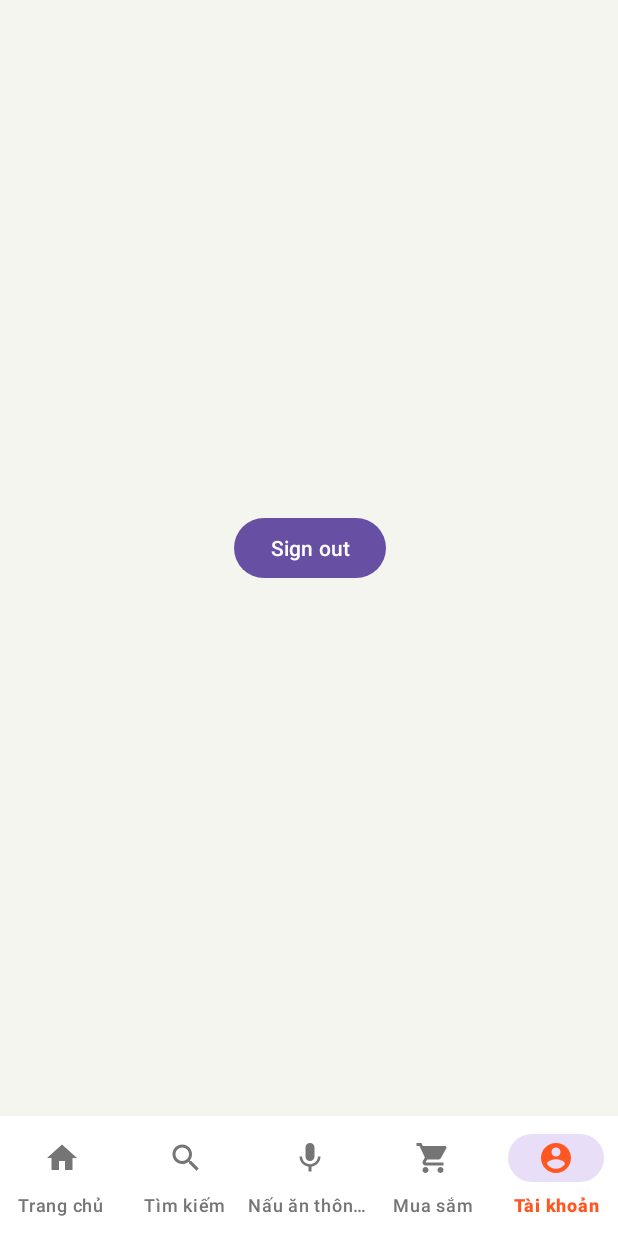
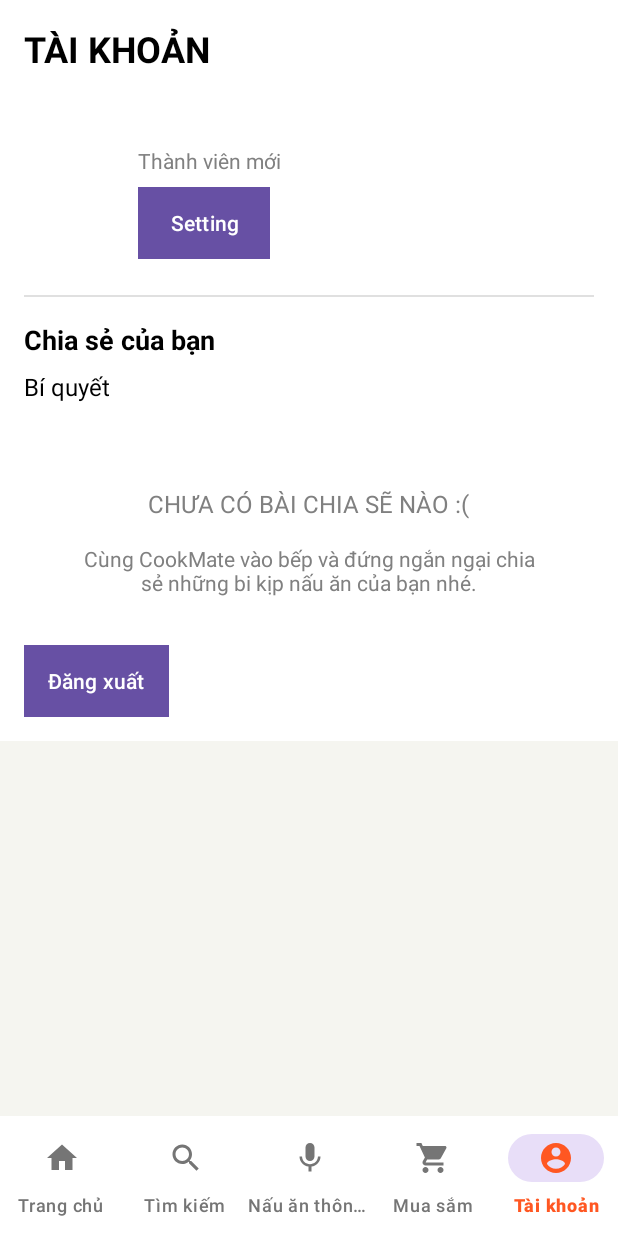
Before and after one commit to TuNoCode123/project_android, an Android app: the screen it shows after launch once a user with an empty profile is signed in (MainActivity), item 5 of the bottom bar chosen, on a phone screen of 412 x 824 dp. Run offline under Robolectric (Android 15) with nearby library versions, the phone set to English and light mode, and no system bars; our stand-ins replace Firebase (no records; nobody signed in at launch, a user with empty details on screens opened directly).

Commit message:
update user data& accountfragment

```diff
--- a/build.gradle.kts
+++ b/build.gradle.kts
@@ -50,5 +50,5 @@ dependencies {
     implementation("androidx.navigation:navigation-fragment-ktx:2.7.5")
     implementation("androidx.navigation:navigation-ui-ktx:2.7.5")
     implementation("com.google.firebase:firebase-auth:22.3.0")
-
+    implementation ("com.google.firebase:firebase-firestore:24.9.0")
 }
--- a/src/main/java/com/example/formular_cookie/Account.java
+++ b/src/main/java/com/example/formular_cookie/Account.java
@@ -1,21 +1,33 @@
 package com.example.formular_cookie;
 
+import static android.content.ContentValues.TAG;
+
 import android.os.Bundle;
+import android.util.Log;
 import android.view.LayoutInflater;
 import android.view.View;
 import android.view.ViewGroup;
 import android.widget.Button;
+import android.widget.TextView;
 
 import androidx.annotation.NonNull;
 import androidx.annotation.Nullable;
 import androidx.fragment.app.Fragment;
 
+import com.google.android.gms.tasks.OnCompleteListener;
+import com.google.android.gms.tasks.Task;
 import com.google.firebase.auth.FirebaseAuth;
+import com.google.firebase.auth.FirebaseUser;
+import com.google.firebase.firestore.DocumentReference;
+import com.google.firebase.firestore.DocumentSnapshot;
+import com.google.firebase.firestore.FirebaseFirestore;
 
 import java.util.concurrent.atomic.AtomicReference;
 
 public class Account extends Fragment {
     private Button signout;
+    private TextView username;
+    private FirebaseAuth mAuth = FirebaseAuth.getInstance();
     @Nullable
     @Override
     public View onCreateView(@NonNull LayoutInflater inflater,
@@ -26,12 +38,33 @@ public class Account extends Fragment {
     @Override
     public void onViewCreated(@NonNull View view, @Nullable Bundle savedInstanceState) {
         super.onCreate(savedInstanceState);
+        FirebaseFirestore db = FirebaseFirestore.getInstance();
         signout = view.findViewById(R.id.signout);
+        FirebaseUser firebaseUser = mAuth.getCurrentUser();
+        String userId = firebaseUser.getUid();
         AtomicReference<Fragment> selectedFragment = new AtomicReference<>();
+        username = view.findViewById(R.id.Username);
         signout.setOnClickListener(v -> {
             FirebaseAuth.getInstance().signOut();
             requireActivity().finish();
             selectedFragment.set(new login());
         });
+        DocumentReference docRef = db.collection("users").document(userId);
+        docRef.get().addOnCompleteListener(new OnCompleteListener<DocumentSnapshot>() {
+            @Override
+            public void onComplete(@NonNull Task<DocumentSnapshot> task) {
+                if (task.isSuccessful()) {
+                    DocumentSnapshot document = task.getResult();
+                    if (document.exists()) {
+                        Log.d(TAG, "DocumentSnapshot data: " + document.getData());
+                        username.setText(document.getString("name"));
+                    } else {
+                        Log.d(TAG, "No such document");
+                    }
+                } else {
+                    Log.d(TAG, "get failed with ", task.getException());
+                }
+            }
+        });
     }
 }
--- a/src/main/java/com/example/formular_cookie/HomeFragment.java
+++ b/src/main/java/com/example/formular_cookie/HomeFragment.java
@@ -1,5 +1,7 @@
 package com.example.formular_cookie;// HomeFragment.java
 
+
+import static android.content.ContentValues.TAG;
 
 import android.net.Uri;
 import android.os.Bundle;
@@ -23,10 +25,15 @@ import androidx.recyclerview.widget.RecyclerView;
 import com.bumptech.glide.Glide;
 import com.bumptech.glide.request.RequestOptions;
 import com.example.formular_cookie.R;
+import com.google.android.gms.tasks.OnCompleteListener;
+import com.google.android.gms.tasks.Task;
 import com.google.android.material.chip.Chip;
 import com.google.firebase.auth.FirebaseAuth;
 import com.google.firebase.auth.FirebaseUser;
 import com.google.firebase.auth.UserInfo;
+import com.google.firebase.firestore.DocumentReference;
+import com.google.firebase.firestore.DocumentSnapshot;
+import com.google.firebase.firestore.FirebaseFirestore;
 
 import java.util.ArrayList;
 import java.util.List;
@@ -47,14 +54,16 @@ public class HomeFragment extends Fragment {
     VideoView videoView;
     ImageView playButton,videoThumbnail;
     TextView textView;
-
+    private FirebaseAuth mAuth = FirebaseAuth.getInstance();
 
 
     @Nullable
     @Override
     public View onCreateView(@NonNull LayoutInflater inflater, @Nullable ViewGroup container, @Nullable Bundle savedInstanceState) {
         View view = inflater.inflate(R.layout.fragment_home, container, false);
-
+        FirebaseFirestore db = FirebaseFirestore.getInstance();
+        FirebaseUser firebaseUser = mAuth.getCurrentUser();
+        String userId = firebaseUser.getUid();
         btnTheme = view.findViewById(R.id.btnTheme);
         btnNotification = view.findViewById(R.id.btnNotification);
 
@@ -89,9 +98,24 @@ public class HomeFragment extends Fragment {
 //                Log.d("FIREBASE_USER", "Photo URL: " + profile.getPhotoUrl());
 //            }
 //            String uid = user.getUid(); // ID duy nhất
-            String email = user.getEmail(); // email người dùng
 //            String name = user.getDisplayName(); // tên (nếu có)
-            textView.setText("Xin chào "+email);
+            DocumentReference docRef = db.collection("users").document(userId);
+            docRef.get().addOnCompleteListener(new OnCompleteListener<DocumentSnapshot>() {
+                @Override
+                public void onComplete(@NonNull Task<DocumentSnapshot> task) {
+                    if (task.isSuccessful()) {
+                        DocumentSnapshot document = task.getResult();
+                        if (document.exists()) {
+                            Log.d(TAG, "DocumentSnapshot data: " + document.getData());
+                            textView.setText("Xin chào "+document.getString("name")+"!");
+                        } else {
+                            Log.d(TAG, "No such document");
+                        }
+                    } else {
+                        Log.d(TAG, "get failed with ", task.getException());
+                    }
+                }
+            });
 //            Uri photo = user.getPhotoUrl(); // avatar (nếu có)
         }
 
--- a/src/main/java/com/example/formular_cookie/MainActivity.java
+++ b/src/main/java/com/example/formular_cookie/MainActivity.java
@@ -1,5 +1,6 @@
 package com.example.formular_cookie;
 
+import android.content.Intent;
 import android.os.Bundle;
 import android.view.MenuItem;
 import android.view.View;
@@ -23,12 +24,12 @@ public class MainActivity extends AppCompatActivity {
 
 
     private BottomNavigationView bottomNavigationView;
-
+    private String usermail;
     @Override
     protected void onCreate(Bundle savedInstanceState) {
         super.onCreate(savedInstanceState);
         setContentView(R.layout.activity_main);
-
+        String usermail = getIntent().getStringExtra("usermail");
         // Initialize bottom navigation
         bottomNavigationView = findViewById(R.id.bottomNavigation);
         setupBottomNavigation();
@@ -53,8 +54,10 @@ public class MainActivity extends AppCompatActivity {
                     Toast.makeText(MainActivity.this, "Mua sắm", Toast.LENGTH_SHORT).show();
                     return true;
                 } else if (itemId == R.id.nav_account) {
+
                     selectedFragment = new Account();
                 }
+
 
                 if (selectedFragment != null) {
                     getSupportFragmentManager().beginTransaction()
--- a/src/main/java/com/example/formular_cookie/login.java
+++ b/src/main/java/com/example/formular_cookie/login.java
@@ -71,6 +71,7 @@ public class login extends Fragment {
                         public void onComplete(@NonNull Task<AuthResult> task) {
                             if (task.isSuccessful()) {
                                 Intent intent = new Intent(getContext(), MainActivity.class);
+                                intent.putExtra("usermail", usermail);
                                 startActivity(intent);
                             } else {
                                 Toast.makeText(getContext(), "Login failed", Toast.LENGTH_SHORT).show();
--- a/src/main/java/com/example/formular_cookie/signin.java
+++ b/src/main/java/com/example/formular_cookie/signin.java
@@ -18,9 +18,16 @@ import androidx.fragment.app.Fragment;
 
 import com.example.formular_cookie.R;
 import com.google.android.gms.tasks.OnCompleteListener;
+import com.google.android.gms.tasks.OnFailureListener;
+import com.google.android.gms.tasks.OnSuccessListener;
 import com.google.android.gms.tasks.Task;
 import com.google.firebase.auth.AuthResult;
 import com.google.firebase.auth.FirebaseAuth;
+import com.google.firebase.auth.FirebaseUser;
+import com.google.firebase.firestore.FirebaseFirestore;
+
+import java.util.HashMap;
+import java.util.Map;
 
 public class signin extends Fragment {
     EditText username, email, password, repassword;
@@ -36,6 +43,8 @@ public class signin extends Fragment {
     @Override
     public void onViewCreated(@NonNull View view, @Nullable Bundle savedInstanceState) {
         super.onViewCreated(view, savedInstanceState);
+        FirebaseFirestore db = FirebaseFirestore.getInstance();
+
         mAuth = FirebaseAuth.getInstance();
         username = view.findViewById(R.id.username);
         email = view.findViewById(R.id.email);
@@ -45,12 +54,12 @@ public class signin extends Fragment {
         button.setOnClickListener(new View.OnClickListener() {
             @Override
             public void onClick(View view) {
-                String user = username.getText().toString().trim();
+                String getuser = username.getText().toString().trim();
                 String mail = email.getText().toString().trim();
                 String pass = password.getText().toString();
                 String rePass = repassword.getText().toString();
 
-                if (TextUtils.isEmpty(user) || TextUtils.isEmpty(mail) || TextUtils.isEmpty(pass) || TextUtils.isEmpty(rePass)) {
+                if (TextUtils.isEmpty(getuser) || TextUtils.isEmpty(mail) || TextUtils.isEmpty(pass) || TextUtils.isEmpty(rePass)) {
                     Toast.makeText(getContext(), "Vui lòng nhập đầy đủ thông tin", Toast.LENGTH_SHORT).show();
                     return;
                 }
@@ -71,7 +80,30 @@ public class signin extends Fragment {
                             public void onComplete(@NonNull Task<AuthResult> task) {
                                 if (task.isSuccessful()) {
                                     Log.d(TAG, "createUserWithEmail:success");
+                                    FirebaseUser firebaseUser = mAuth.getCurrentUser();
                                     Toast.makeText(getContext(), "Đăng ký thành công", Toast.LENGTH_SHORT).show();
+                                    if (firebaseUser != null) {
+                                        String userId = firebaseUser.getUid();
+
+                                        Map<String, Object> user = new HashMap<>();
+                                        user.put("name", getuser);
+                                        user.put("email", mail);
+
+                                        db.collection("users").document(userId).set(user)
+                                                .addOnSuccessListener(new OnSuccessListener<Void>() {
+                                                    @Override
+                                                    public void onSuccess(Void aVoid) {
+                                                        Toast.makeText(getContext(), "Đăng ký thành công", Toast.LENGTH_SHORT).show();
+                                                    }
+                                                })
+                                                .addOnFailureListener(new OnFailureListener() {
+                                                    @Override
+                                                    public void onFailure(@NonNull Exception e) {
+                                                        Log.w(TAG, "Error writing document", e);
+                                                        Toast.makeText(getContext(), "Lưu thông tin người dùng thất bại", Toast.LENGTH_SHORT).show();
+                                                    }
+                                                });
+                                    }
                                 } else {
                                     Log.w(TAG, "createUserWithEmail:failure", task.getException());
                                     Toast.makeText(getContext(), "Đăng ký thất bại: " + task.getException().getMessage(), Toast.LENGTH_LONG).show();
--- a/src/main/res/layout/account.xml
+++ b/src/main/res/layout/account.xml
@@ -1,21 +1,122 @@
 <?xml version="1.0" encoding="utf-8"?>
-<androidx.constraintlayout.widget.ConstraintLayout xmlns:android="http://schemas.android.com/apk/res/android"
-    xmlns:app="http://schemas.android.com/apk/res-auto"
-    xmlns:tools="http://schemas.android.com/tools"
+<LinearLayout xmlns:android="http://schemas.android.com/apk/res/android"
     android:layout_width="match_parent"
-    android:layout_height="match_parent">
+    android:layout_height="match_parent"
+    android:orientation="vertical"
+    android:padding="16dp"
+    android:background="#FFFFFF">
 
+    <!-- Header Section -->
+    <TextView
+        android:layout_width="match_parent"
+        android:layout_height="wrap_content"
+        android:text="TÀI KHOẢN"
+        android:textSize="24sp"
+        android:textColor="#000000"
+        android:textStyle="bold"
+        android:layout_marginBottom="24dp"/>
+
+    <!-- User Info Section -->
+    <LinearLayout
+        android:layout_width="match_parent"
+        android:layout_height="wrap_content"
+        android:orientation="horizontal"
+        android:layout_marginBottom="24dp">
+
+        <ImageView
+            android:layout_width="60dp"
+            android:layout_height="60dp"
+
+            android:layout_marginRight="16dp"/>
+
+        <LinearLayout
+            android:layout_width="match_parent"
+            android:layout_height="wrap_content"
+            android:orientation="vertical">
+
+            <TextView
+                android:id="@+id/Username"
+                android:layout_width="match_parent"
+                android:layout_height="wrap_content"
+                android:textColor="#000000"
+                android:textSize="18sp" />
+
+            <TextView
+                android:layout_width="match_parent"
+                android:layout_height="wrap_content"
+                android:text="Thành viên mới"
+                android:textSize="14sp"
+                android:textColor="#808080"/>
+
+            <Button
+                android:layout_width="wrap_content"
+                android:layout_height="wrap_content"
+                android:layout_marginTop="8dp"
+                android:background="@color/colorPrimary"
+                android:paddingHorizontal="16dp"
+                android:text="Setting"
+                android:textColor="#FFFFFF" />
+        </LinearLayout>
+    </LinearLayout>
+
+    <!-- Divider -->
+    <View
+        android:layout_width="match_parent"
+        android:layout_height="1dp"
+        android:background="#E0E0E0"
+        android:layout_marginBottom="16dp"/>
+
+    <!-- Sharing Section -->
+    <TextView
+        android:layout_width="match_parent"
+        android:layout_height="wrap_content"
+        android:text="Chia sẻ của bạn"
+        android:textSize="18sp"
+        android:textColor="#000000"
+        android:textStyle="bold"
+        android:layout_marginBottom="8dp"/>
+
+    <TextView
+        android:layout_width="match_parent"
+        android:layout_height="wrap_content"
+        android:text="Bí quyết"
+        android:textSize="16sp"
+        android:textColor="#000000"
+        android:layout_marginBottom="24dp"/>
+
+    <!-- Empty State -->
+    <LinearLayout
+        android:layout_width="match_parent"
+        android:layout_height="wrap_content"
+        android:orientation="vertical"
+        android:gravity="center"
+        android:layout_marginTop="32dp">
+
+        <TextView
+            android:layout_width="wrap_content"
+            android:layout_height="wrap_content"
+            android:text="CHƯA CÓ BÀI CHIA SẼ NÀO :("
+            android:textSize="16sp"
+            android:textColor="#808080"
+            android:layout_marginBottom="16dp"/>
+
+        <TextView
+            android:layout_width="match_parent"
+            android:layout_height="wrap_content"
+            android:text="Cùng CookMate vào bếp và đứng ngắn ngại chia sẻ những bi kịp nấu ăn của bạn nhé."
+            android:textSize="14sp"
+            android:textColor="#808080"
+            android:gravity="center"
+            android:paddingHorizontal="32dp"/>
+    </LinearLayout>
     <Button
-        android:id="@+id/signout"
         android:layout_width="wrap_content"
         android:layout_height="wrap_content"
-        android:layout_marginStart="161dp"
-        android:layout_marginTop="341dp"
-        android:layout_marginEnd="160dp"
-        android:layout_marginBottom="342dp"
-        android:text="Sign out"
-        app:layout_constraintBottom_toBottomOf="parent"
-        app:layout_constraintEnd_toEndOf="parent"
-        app:layout_constraintStart_toStartOf="parent"
-        app:layout_constraintTop_toTopOf="parent" />
-</androidx.constraintlayout.widget.ConstraintLayout>
+        android:layout_marginTop="32dp"
+        android:background="@color/colorPrimary"
+        android:paddingHorizontal="16dp"
+        android:text="Đăng xuất"
+        android:textColor="#FFFFFF"
+        android:id="@+id/signout"/>
+
+</LinearLayout>
```
Also changed, not shown: 1 other file.
